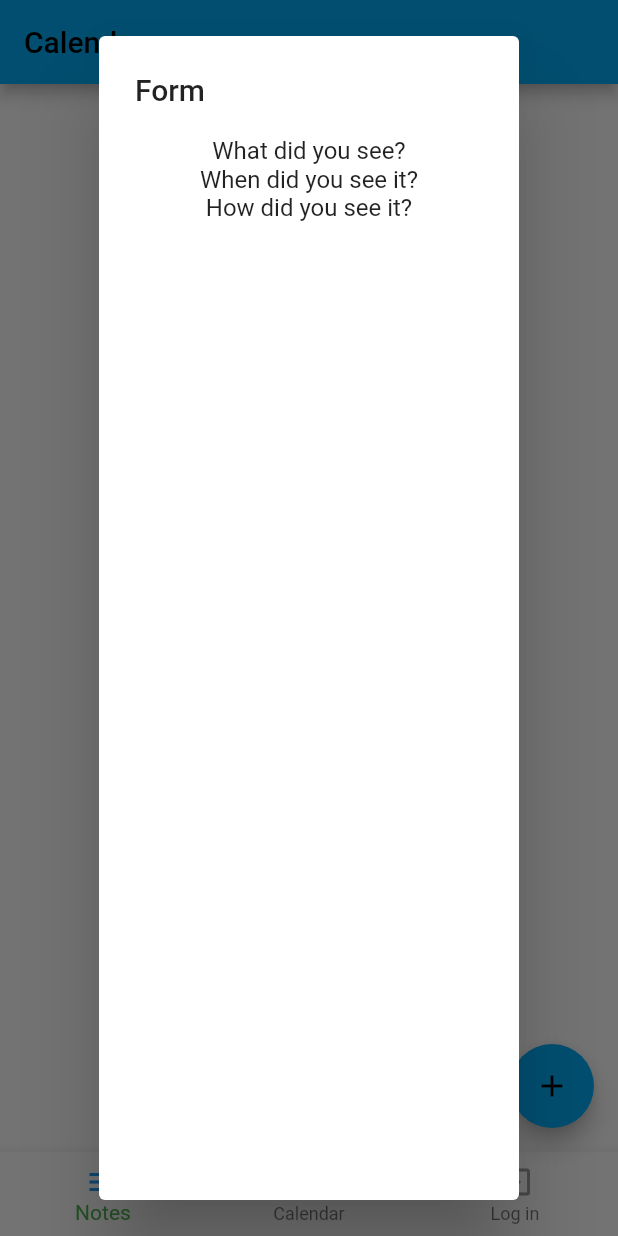
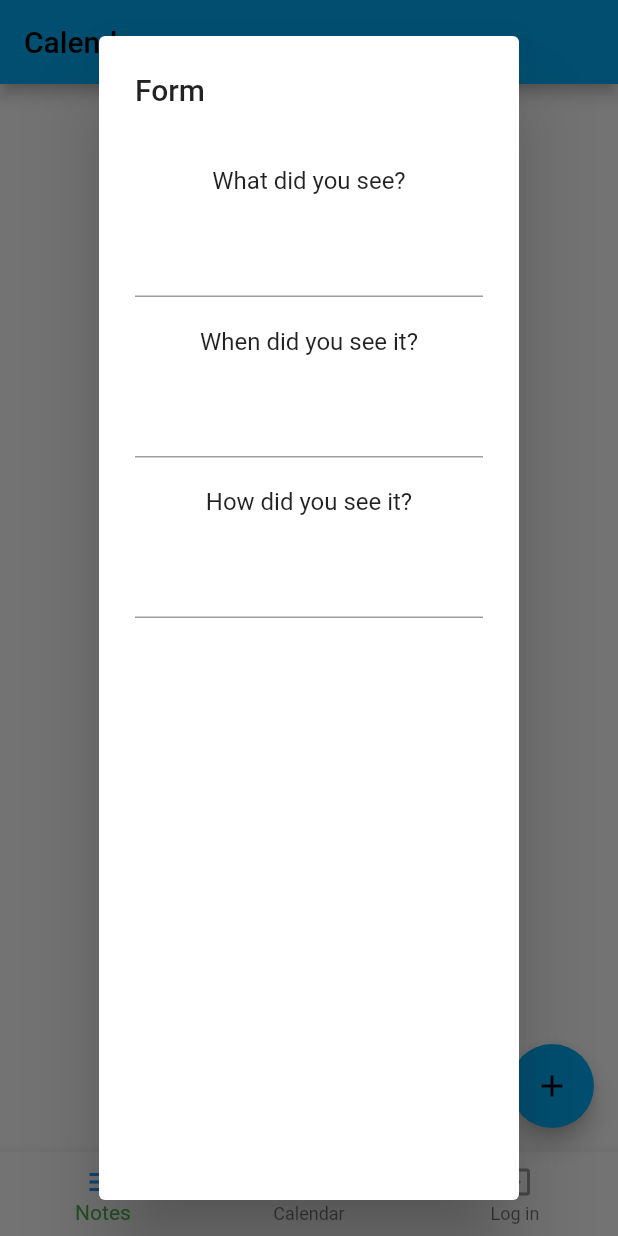
Before and after one commit to aleksandrapacia/star_calendar, a Flutter app: the screen it shows after launch, after a tap on the "add" icon, on a phone screen of 412 x 824 dp. Run offline on Flutter 3.47's test engine with Material 2 defaults, Android fonts, the phone set to English and light mode, and no system bars.

Commit message:
padding between texts and textfields in form

```diff
--- a/lib/pages/home_page.dart
+++ b/lib/pages/home_page.dart
@@ -74,9 +74,18 @@ class _MyHomePageState extends State<MyHomePage> {
                   title: Text('Form'),
                   content: Column(
                     children: [
+                      Padding(padding: EdgeInsets.all(10)),
                       Text("What did you see?"),
+                      Padding(padding: EdgeInsets.all(10)),
+                      TextField(),
+                      Padding(padding: EdgeInsets.all(10)),
                       Text("When did you see it?"),
-                      Text("How did you see it?")
+                      Padding(padding: EdgeInsets.all(10)),
+                      TextField(),
+                      Padding(padding: EdgeInsets.all(10)),
+                      Text("How did you see it?"),
+                      Padding(padding: EdgeInsets.all(10)),
+                      TextField(),
                     ],
                   )));
         },
```
